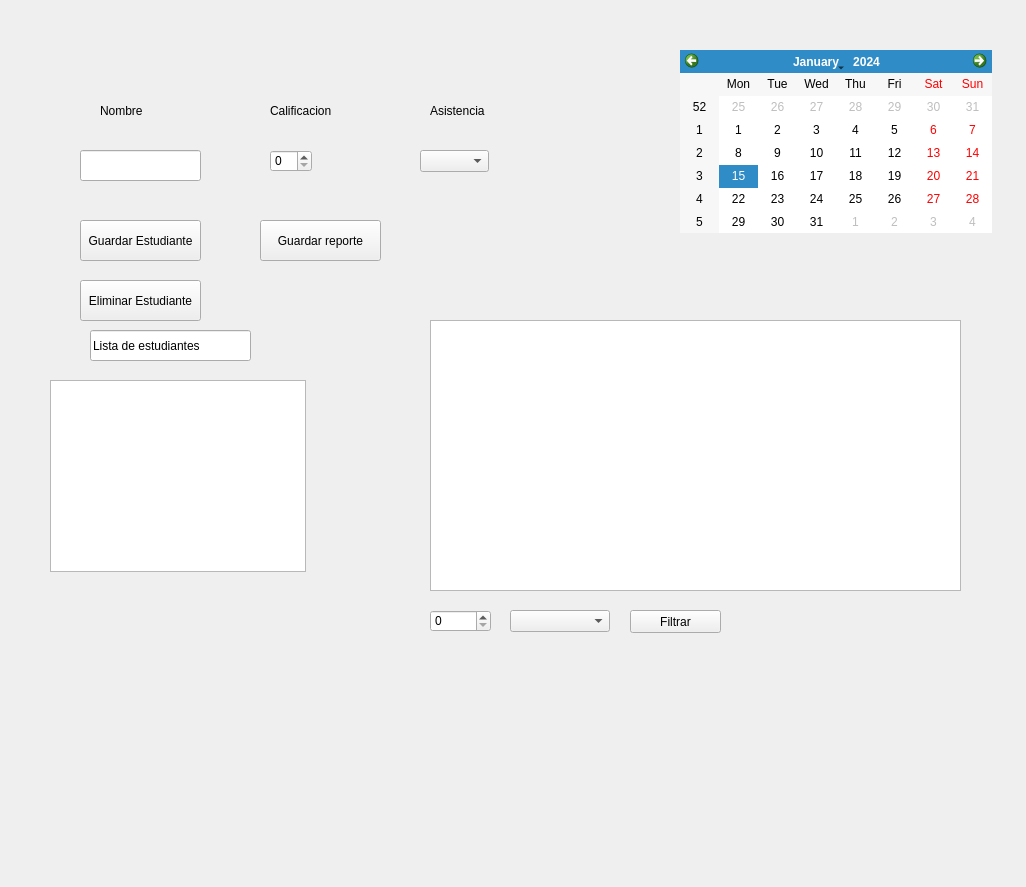
Kbri17/Grupo2, file sistema_calificaciones.ui: the form before one commit.
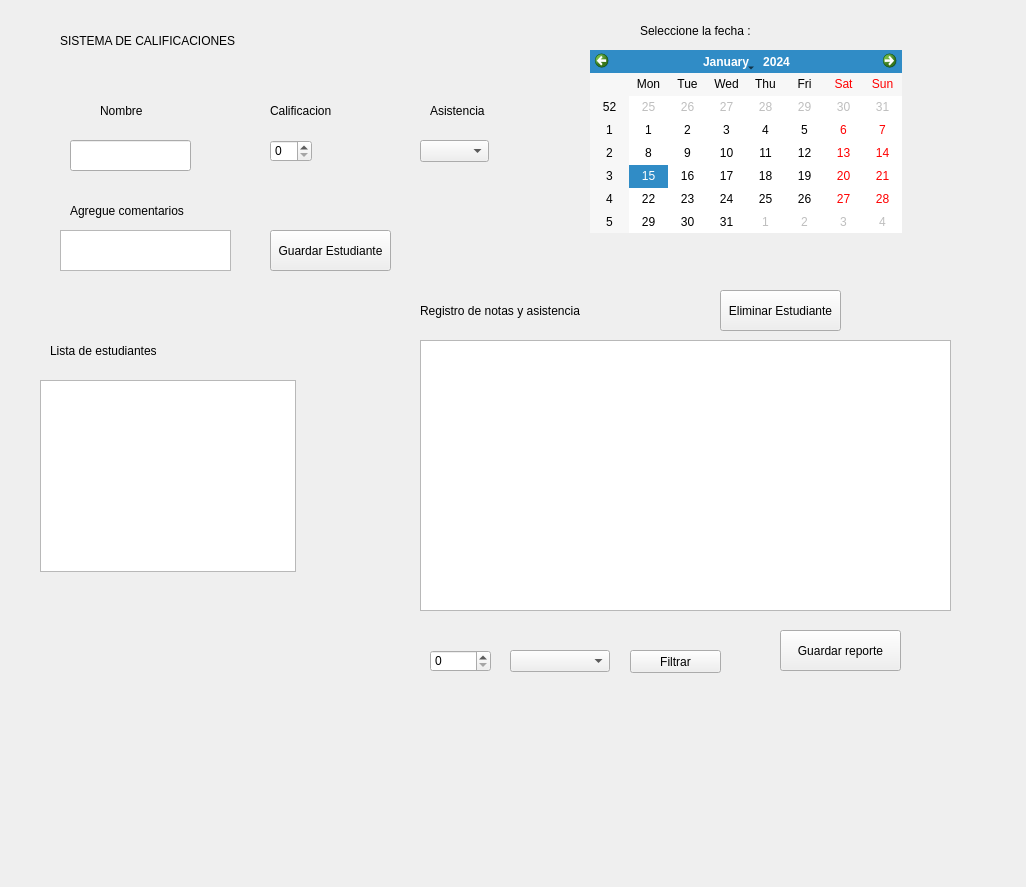
The form after the commit.

```diff
--- a/sistema_calificaciones.ui
+++ b/sistema_calificaciones.ui
@@ -55,8 +55,8 @@
   <widget class="QLineEdit" name="input_name">
    <property name="geometry">
     <rect>
-     <x>80</x>
-     <y>150</y>
+     <x>70</x>
+     <y>140</y>
      <width>121</width>
      <height>31</height>
     </rect>
@@ -66,7 +66,7 @@
    <property name="geometry">
     <rect>
      <x>270</x>
-     <y>150</y>
+     <y>140</y>
      <width>42</width>
      <height>22</height>
     </rect>
@@ -79,7 +79,7 @@
    <property name="geometry">
     <rect>
      <x>420</x>
-     <y>150</y>
+     <y>140</y>
      <width>69</width>
      <height>22</height>
     </rect>
@@ -88,8 +88,8 @@
   <widget class="QPushButton" name="add_button">
    <property name="geometry">
     <rect>
-     <x>80</x>
-     <y>220</y>
+     <x>270</x>
+     <y>230</y>
      <width>121</width>
      <height>41</height>
     </rect>
@@ -101,8 +101,8 @@
   <widget class="QPushButton" name="save_button">
    <property name="geometry">
     <rect>
-     <x>260</x>
-     <y>220</y>
+     <x>780</x>
+     <y>630</y>
      <width>121</width>
      <height>41</height>
     </rect>
@@ -114,8 +114,8 @@
   <widget class="QPushButton" name="delete_button">
    <property name="geometry">
     <rect>
-     <x>80</x>
-     <y>280</y>
+     <x>720</x>
+     <y>290</y>
      <width>121</width>
      <height>41</height>
     </rect>
@@ -127,8 +127,8 @@
   <widget class="QTableWidget" name="tblGrades">
    <property name="geometry">
     <rect>
-     <x>430</x>
-     <y>320</y>
+     <x>420</x>
+     <y>340</y>
      <width>531</width>
      <height>271</height>
     </rect>
@@ -137,7 +137,7 @@
   <widget class="QCalendarWidget" name="calendar">
    <property name="geometry">
     <rect>
-     <x>680</x>
+     <x>590</x>
      <y>50</y>
      <width>312</width>
      <height>183</height>
@@ -147,33 +147,18 @@
   <widget class="QListWidget" name="list_students">
    <property name="geometry">
     <rect>
-     <x>50</x>
+     <x>40</x>
      <y>380</y>
      <width>256</width>
      <height>192</height>
     </rect>
    </property>
   </widget>
-  <widget class="QLineEdit" name="lineEdit">
-   <property name="geometry">
-    <rect>
-     <x>90</x>
-     <y>330</y>
-     <width>161</width>
-     <height>31</height>
-    </rect>
-   </property>
-   <property name="text">
-    <string>Lista de estudiantes</string>
-   </property>
-  </widget>
-
-  <!-- NUEVOS FILTROS -->
   <widget class="QSpinBox" name="filter_min_grade">
    <property name="geometry">
     <rect>
      <x>430</x>
-     <y>610</y>
+     <y>650</y>
      <width>61</width>
      <height>22</height>
     </rect>
@@ -186,7 +171,7 @@
    <property name="geometry">
     <rect>
      <x>510</x>
-     <y>610</y>
+     <y>650</y>
      <width>100</width>
      <height>22</height>
     </rect>
@@ -196,7 +181,7 @@
    <property name="geometry">
     <rect>
      <x>630</x>
-     <y>610</y>
+     <y>650</y>
      <width>91</width>
      <height>23</height>
     </rect>
@@ -205,6 +190,81 @@
     <string>Filtrar</string>
    </property>
   </widget>
+  <widget class="QLabel" name="label_4">
+   <property name="geometry">
+    <rect>
+     <x>420</x>
+     <y>290</y>
+     <width>291</width>
+     <height>41</height>
+    </rect>
+   </property>
+   <property name="text">
+    <string>Registro de notas y asistencia</string>
+   </property>
+  </widget>
+  <widget class="QTextEdit" name="comentario">
+   <property name="geometry">
+    <rect>
+     <x>60</x>
+     <y>230</y>
+     <width>171</width>
+     <height>41</height>
+    </rect>
+   </property>
+  </widget>
+  <widget class="QLabel" name="label_5">
+   <property name="geometry">
+    <rect>
+     <x>70</x>
+     <y>200</y>
+     <width>211</width>
+     <height>21</height>
+    </rect>
+   </property>
+   <property name="text">
+    <string>Agregue comentarios</string>
+   </property>
+  </widget>
+  <widget class="QLabel" name="label_6">
+   <property name="geometry">
+    <rect>
+     <x>50</x>
+     <y>335</y>
+     <width>251</width>
+     <height>31</height>
+    </rect>
+   </property>
+   <property name="text">
+    <string>Lista de estudiantes </string>
+   </property>
+  </widget>
+  <widget class="QLabel" name="label_7">
+   <property name="geometry">
+    <rect>
+     <x>640</x>
+     <y>10</y>
+     <width>191</width>
+     <height>41</height>
+    </rect>
+   </property>
+   <property name="text">
+    <string>Seleccione la fecha :</string>
+   </property>
+  </widget>
+  <widget class="QLabel" name="label_8">
+   <property name="geometry">
+    <rect>
+     <x>60</x>
+     <y>20</y>
+     <width>431</width>
+     <height>41</height>
+    </rect>
+   </property>
+   <property name="text">
+    <string>SISTEMA DE CALIFICACIONES</string>
+   </property>
+  </widget>
  </widget>
  <resources/>
  <connections/>
```
